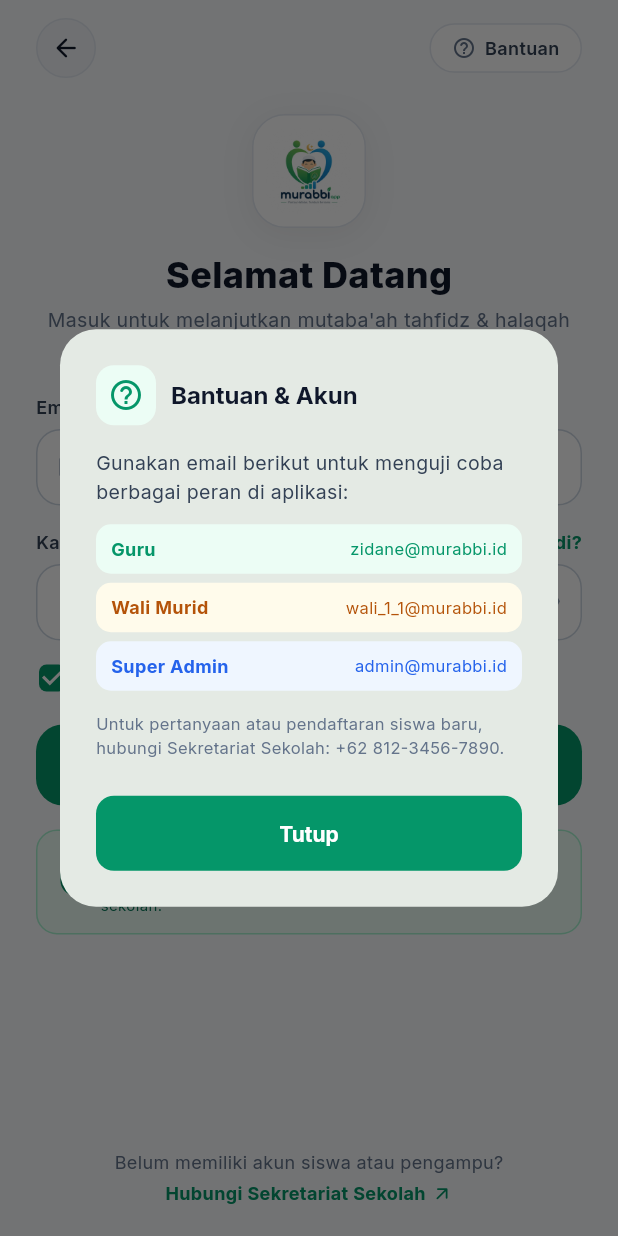
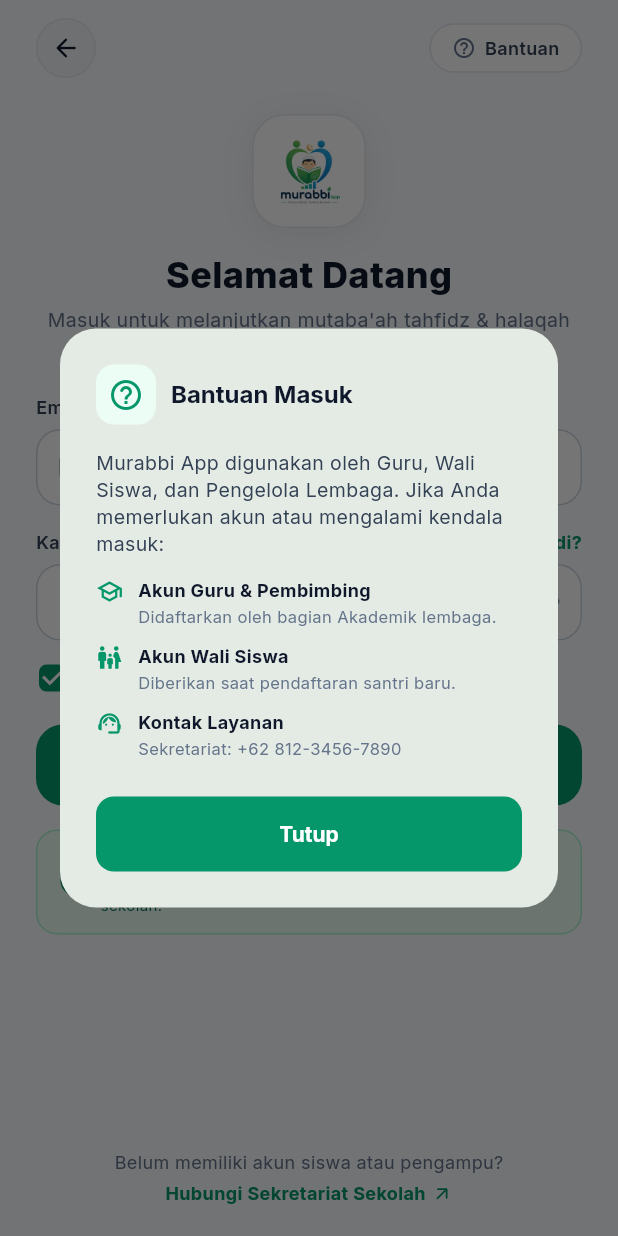
Before and after one commit to syarifat/murabbi-mobile, a Flutter app: the LoginScreen screen opened directly, after a tap on "Bantuan", on a phone screen of 412 x 824 dp. Run offline on Flutter 3.47's test engine with Material 3 defaults, Android fonts, the light colour scheme and no system bars; our stand-ins replace dio, google_fonts, shared_preferences; accounts and stored records are empty.

Commit message:
feat: configure Android release signing, network security, ProGuard, and update login screen help UI

```diff
--- a/lib/features/auth/login_screen.dart
+++ b/lib/features/auth/login_screen.dart
@@ -108,7 +108,7 @@
             ),
             const SizedBox(width: 10),
             Text(
-              'Bantuan & Akun',
+              'Bantuan Masuk',
               style: GoogleFonts.inter(
                 fontSize: 16,
                 fontWeight: FontWeight.w700,
@@ -121,34 +121,26 @@
           crossAxisAlignment: CrossAxisAlignment.start,
           children: [
             Text(
-              'Gunakan email berikut untuk menguji coba berbagai peran di aplikasi:',
-              style: GoogleFonts.inter(fontSize: 13, color: AppColors.mid),
-            ),
-            const SizedBox(height: 12),
-            _buildRoleQuickItem(
-              'Guru',
-              'zidane@murabbi.id',
-              AppColors.primary,
-              AppColors.primaryPale,
-            ),
-            const SizedBox(height: 6),
-            _buildRoleQuickItem(
-              'Wali Murid',
-              'wali_1_1@murabbi.id',
-              AppColors.gold,
-              AppColors.goldPale,
-            ),
-            const SizedBox(height: 6),
-            _buildRoleQuickItem(
-              'Super Admin',
-              'admin@murabbi.id',
-              AppColors.blue,
-              AppColors.bluePale,
+              'Murabbi App digunakan oleh Guru, Wali Siswa, dan Pengelola Lembaga. Jika Anda memerlukan akun atau mengalami kendala masuk:',
+              style: GoogleFonts.inter(fontSize: 13, color: AppColors.mid, height: 1.4),
             ),
             const SizedBox(height: 14),
-            Text(
-              'Untuk pertanyaan atau pendaftaran siswa baru, hubungi Sekretariat Sekolah: +62 812-3456-7890.',
-              style: GoogleFonts.inter(fontSize: 11, color: AppColors.muted),
+            _buildHelpInfoItem(
+              Icons.school_outlined,
+              'Akun Guru & Pembimbing',
+              'Didaftarkan oleh bagian Akademik lembaga.',
+            ),
+            const SizedBox(height: 10),
+            _buildHelpInfoItem(
+              Icons.family_restroom_outlined,
+              'Akun Wali Siswa',
+              'Diberikan saat pendaftaran santri baru.',
+            ),
+            const SizedBox(height: 10),
+            _buildHelpInfoItem(
+              Icons.support_agent_outlined,
+              'Kontak Layanan',
+              'Sekretariat: +62 812-3456-7890',
             ),
           ],
         ),
@@ -168,37 +160,108 @@
     );
   }
 
-  Widget _buildRoleQuickItem(String role, String email, Color color, Color bg) {
-    return InkWell(
-      onTap: () {
-        setState(() {
-          _emailController.text = email;
-          _passwordController.text = 'password123';
-        });
-        Navigator.pop(context);
-      },
-      borderRadius: BorderRadius.circular(10),
-      child: Container(
-        padding: const EdgeInsets.symmetric(horizontal: 10, vertical: 8),
-        decoration: BoxDecoration(
-          color: bg,
-          borderRadius: BorderRadius.circular(10),
+  void _showForgotPasswordDialog() {
+    showDialog(
+      context: context,
+      builder: (ctx) => AlertDialog(
+        shape: RoundedRectangleBorder(borderRadius: BorderRadius.circular(24)),
+        title: Row(
+          children: [
+            Container(
+              padding: const EdgeInsets.all(8),
+              decoration: BoxDecoration(
+                color: AppColors.goldPale,
+                borderRadius: BorderRadius.circular(12),
+              ),
+              child: const Icon(
+                Icons.lock_reset_rounded,
+                color: AppColors.gold,
+              ),
+            ),
+            const SizedBox(width: 10),
+            Text(
+              'Pemulihan Sandi',
+              style: GoogleFonts.inter(
+                fontSize: 16,
+                fontWeight: FontWeight.w700,
+              ),
+            ),
+          ],
         ),
-        child: Row(
-          mainAxisAlignment: MainAxisAlignment.spaceBetween,
+        content: Column(
+          mainAxisSize: MainAxisSize.min,
+          crossAxisAlignment: CrossAxisAlignment.start,
           children: [
             Text(
-              role,
-              style: GoogleFonts.inter(
-                fontSize: 12,
-                fontWeight: FontWeight.w700,
-                color: color,
+              'Untuk menjaga keamanan data santri dan lembaga, pengaturan ulang kata sandi dilakukan secara terverifikasi melalui Administrator Lembaga.',
+              style: GoogleFonts.inter(fontSize: 13, color: AppColors.mid, height: 1.4),
+            ),
+            const SizedBox(height: 12),
+            Container(
+              padding: const EdgeInsets.all(12),
+              decoration: BoxDecoration(
+                color: AppColors.bg,
+                borderRadius: BorderRadius.circular(12),
+                border: Border.all(color: AppColors.border),
+              ),
+              child: Row(
+                children: [
+                  const Icon(Icons.info_outline, color: AppColors.primary, size: 20),
+                  const SizedBox(width: 10),
+                  Expanded(
+                    child: Text(
+                      'Hubungi Administrator atau Tata Usaha untuk me-reset kata sandi akun Anda.',
+                      style: GoogleFonts.inter(fontSize: 12, color: AppColors.dark),
+                    ),
+                  ),
+                ],
               ),
             ),
-            Text(email, style: GoogleFonts.inter(fontSize: 11, color: color)),
           ],
         ),
+        actions: [
+          ElevatedButton(
+            style: ElevatedButton.styleFrom(
+              backgroundColor: AppColors.primary,
+              shape: RoundedRectangleBorder(
+                borderRadius: BorderRadius.circular(12),
+              ),
+            ),
+            onPressed: () => Navigator.pop(ctx),
+            child: const Text('Mengerti', style: TextStyle(color: Colors.white)),
+          ),
+        ],
       ),
+    );
+  }
+
+  Widget _buildHelpInfoItem(IconData icon, String title, String subtitle) {
+    return Row(
+      crossAxisAlignment: CrossAxisAlignment.start,
+      children: [
+        Icon(icon, size: 18, color: AppColors.primary),
+        const SizedBox(width: 10),
+        Expanded(
+          child: Column(
+            crossAxisAlignment: CrossAxisAlignment.start,
+            children: [
+              Text(
+                title,
+                style: GoogleFonts.inter(
+                  fontSize: 12,
+                  fontWeight: FontWeight.w700,
+                  color: AppColors.dark,
+                ),
+              ),
+              const SizedBox(height: 1),
+              Text(
+                subtitle,
+                style: GoogleFonts.inter(fontSize: 11, color: AppColors.muted),
+              ),
+            ],
+          ),
+        ),
+      ],
     );
   }
 
@@ -419,17 +482,7 @@
                                     ),
                                   ),
                                   InkWell(
-                                    onTap: () {
-                                      ScaffoldMessenger.of(
-                                        context,
-                                      ).showSnackBar(
-                                        const SnackBar(
-                                          content: Text(
-                                            'Silakan hubungi admin sekolah untuk reset kata sandi.',
-                                          ),
-                                        ),
-                                      );
-                                    },
+                                    onTap: _showForgotPasswordDialog,
                                     child: Text(
                                       'Lupa Sandi?',
                                       style: GoogleFonts.inter(
--- a/lib/main.dart
+++ b/lib/main.dart
@@ -1,13 +1,15 @@
 import 'package:flutter/material.dart';
 import 'package:shared_preferences/shared_preferences.dart';
+import 'core/constants/api_endpoints.dart';
 import 'core/theme/app_theme.dart';
 import 'features/admin/admin_main_nav.dart';
 import 'features/auth/welcome_screen.dart';
 import 'features/guru/guru_main_nav.dart';
 import 'features/ortu/ortu_main_nav.dart';
 
-void main() {
+Future<void> main() async {
   WidgetsFlutterBinding.ensureInitialized();
+  await ApiEndpoints.loadBaseUrl();
   runApp(const MurabbiApp());
 }
 
```
Also changed, not shown: 5 other files.
